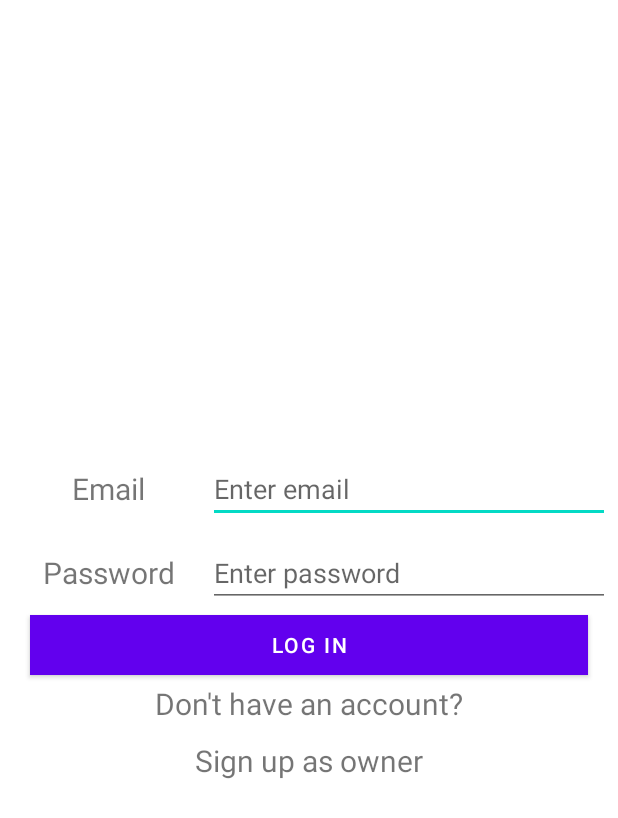
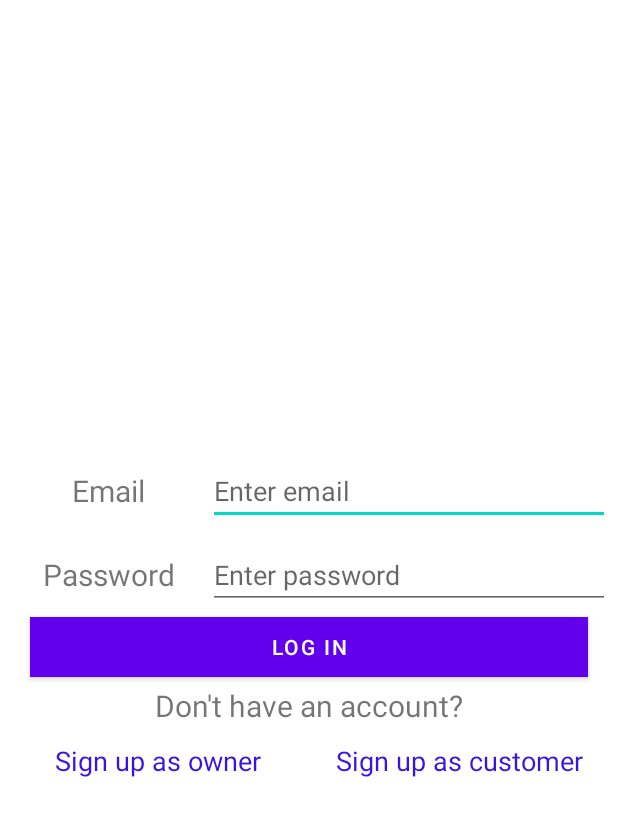
Before and after one commit to siamchow19/BookYoueEvent, an Android app: the OwnerLogIn screen opened directly, with no data from a screen before it, on a phone screen of 412 x 824 dp. Shown: the top 818 px of the screen. Run offline under Robolectric (Android 15) with nearby library versions, the phone set to English and light mode, and no system bars; our stand-ins replace Firebase (no records; nobody signed in at launch, a user with empty details on screens opened directly); Roboto replaces fonts that are not available here.

Commit message:
second commit

```diff
--- a/app/src/main/AndroidManifest.xml
+++ b/app/src/main/AndroidManifest.xml
@@ -11,6 +11,9 @@
         android:roundIcon="@mipmap/ic_launcher_round"
         android:supportsRtl="true"
         android:theme="@style/Theme.MyApplication">
+        <activity
+            android:name=".CustomerHomeActivity"
+            android:exported="false" />
         <activity
             android:name=".PartyCenterDetail"
             android:exported="false" />
--- a/app/src/main/java/com/example/myapplication/OwnerHomePage.java
+++ b/app/src/main/java/com/example/myapplication/OwnerHomePage.java
@@ -79,9 +79,10 @@ public class OwnerHomePage extends AppCompatActivity implements NavigationView.O
             public void onDataChange(@NonNull DataSnapshot snapshot) {
                 for(DataSnapshot dataSnapshot : snapshot.getChildren()){
                     AddPartyCenterHelper helper = dataSnapshot.getValue(AddPartyCenterHelper.class);
-                    if(helper.getOwnerId().equals(ownerId)){
+                    if(helper.getOwnerId().equals(ownerId) && helper.getPartyCenterStatus().equals("Pending")){
                         list.add(helper);
-                    }
+                        }
+
                 }
 
                     setOnClickListener();
--- a/app/src/main/res/layout/activity_owner_log_in.xml
+++ b/app/src/main/res/layout/activity_owner_log_in.xml
@@ -86,13 +86,28 @@
         android:layout_margin="5dp">
 
         <TextView
+            android:id="@+id/goto_signup_owner"
             android:layout_width="0dp"
             android:layout_height="wrap_content"
+            android:layout_marginLeft="10dp"
+            android:layout_marginRight="10dp"
             android:layout_weight="1"
             android:text="Sign up as owner"
-            android:textSize="20sp"
             android:textAlignment="center"
-            android:id="@+id/goto_signup_owner"/>
+            android:textColor="#3913E3"
+            android:textSize="18sp" />
+
+        <TextView
+            android:id="@+id/goto_signup_customer"
+            android:layout_width="0dp"
+            android:layout_height="wrap_content"
+            android:layout_marginLeft="10dp"
+            android:layout_marginRight="10dp"
+            android:layout_weight="1"
+            android:text="Sign up as customer"
+            android:textAlignment="center"
+            android:textColor="#3913E3"
+            android:textSize="18sp" />
 
 
     </LinearLayout>
```
Also changed, not shown: app/src/main/java/com/example/myapplication/CustomerHomeActivity.java (added, +14 -0 lines), app/src/main/java/com/example/myapplication/CustomerInfo.java (added, +65 -0 lines), app/src/main/java/com/example/myapplication/OwnerLogIn.java (+20 -0 lines), app/src/main/res/layout/activity_customer_home.xml (added, +9 -0 lines).
